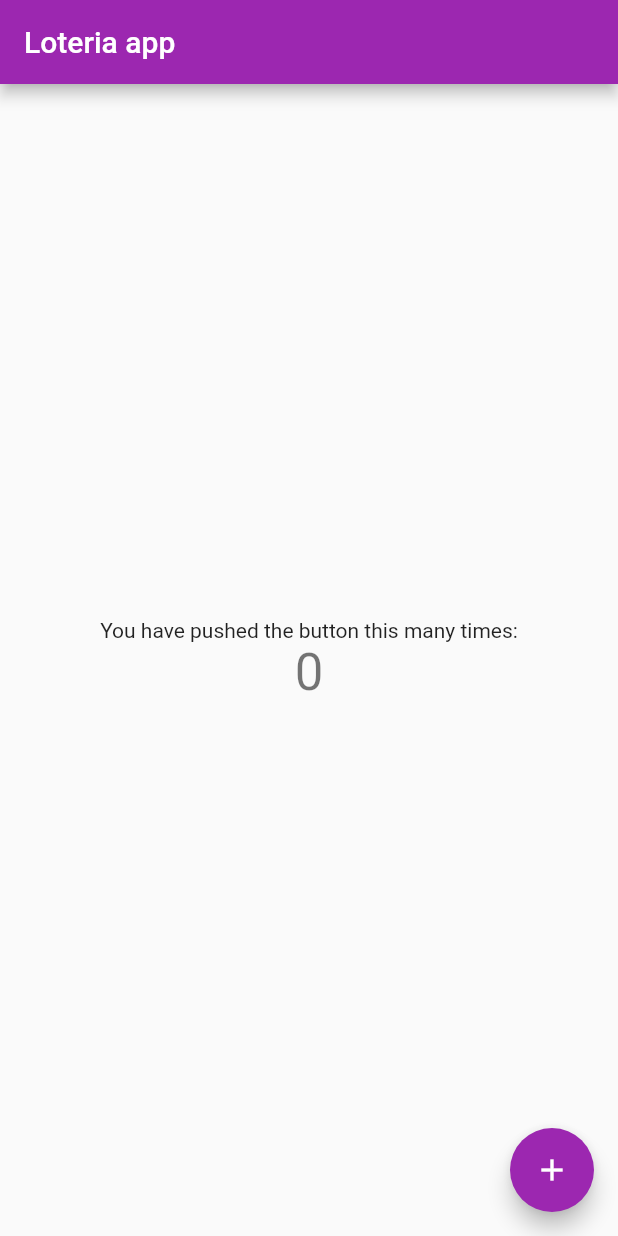
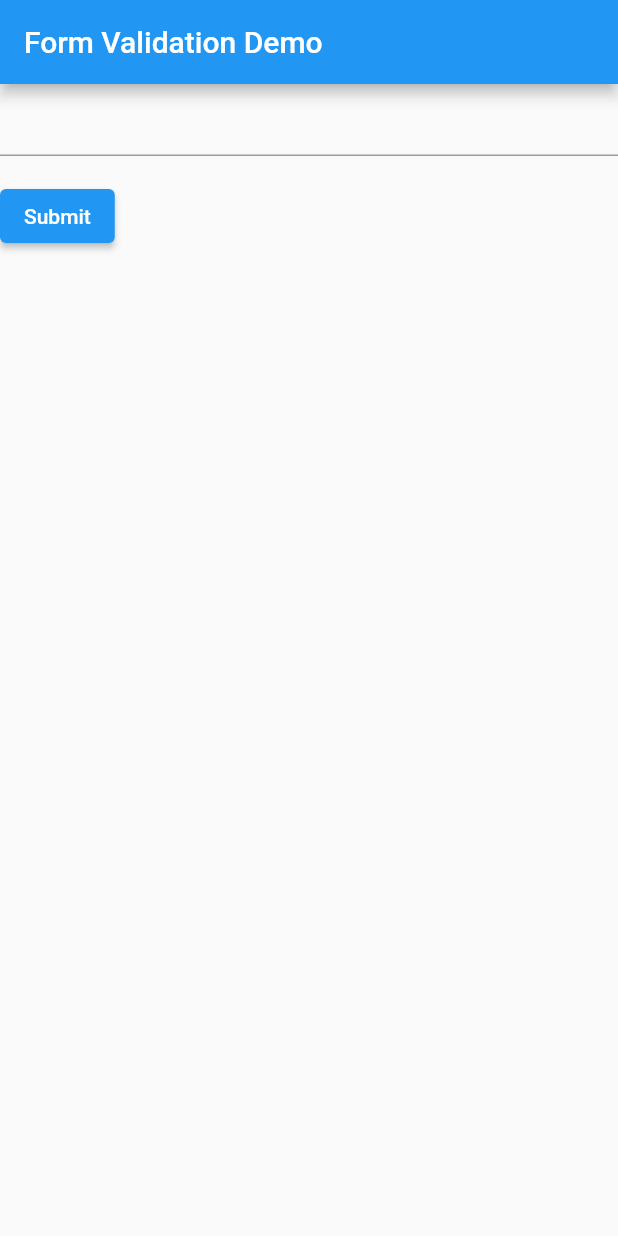
Before and after one commit to Raynou/Pruebas-con-flutter, a Flutter app: the screen it shows after launch, on a phone screen of 412 x 824 dp. Run offline on Flutter 3.47's test engine with Material 2 defaults, Android fonts, the phone set to English and light mode, and no system bars.

Commit message:
Prueba de form

```diff
--- a/my_first_flutter_app/lib/main.dart
+++ b/my_first_flutter_app/lib/main.dart
@@ -1,113 +1,76 @@
 import 'package:flutter/material.dart';
 
-void main() {
-  runApp(MyApp());
-}
+void main() => runApp(MyApp());
 
 class MyApp extends StatelessWidget {
-  // This widget is the root of your application.
   @override
   Widget build(BuildContext context) {
+    final appTitle = 'Form Validation Demo';
+
     return MaterialApp(
-      title: 'Flutter Demo',
-      theme: ThemeData(
-        // This is the theme of your application.
-        //
-        // Try running your application with "flutter run". You'll see the
-        // application has a blue toolbar. Then, without quitting the app, try
-        // changing the primarySwatch below to Colors.green and then invoke
-        // "hot reload" (press "r" in the console where you ran "flutter run",
-        // or simply save your changes to "hot reload" in a Flutter IDE).
-        // Notice that the counter didn't reset back to zero; the application
-        // is not restarted.
-        primarySwatch: Colors.purple,
+      title: appTitle,
+      home: Scaffold(
+        appBar: AppBar(
+          title: Text(appTitle),
+        ),
+        body: MyCustomForm(),
       ),
-      home: MyHomePage(title: 'Loteria app'), //Here are the title of the appbar
     );
   }
 }
 
-class MyHomePage extends StatefulWidget {
-  MyHomePage({Key key, this.title}) : super(key: key);
-
-  // This widget is the home page of your application. It is stateful, meaning
-  // that it has a State object (defined below) that contains fields that affect
-  // how it looks.
-
-  // This class is the configuration for the state. It holds the values (in this
-  // case the title) provided by the parent (in this case the App widget) and
-  // used by the build method of the State. Fields in a Widget subclass are
-  // always marked "final".
-
-  final String title;
-
+// Create a Form widget.
+class MyCustomForm extends StatefulWidget {
   @override
-  _MyHomePageState createState() => _MyHomePageState();
+  MyCustomFormState createState() {
+    return MyCustomFormState();
+  }
 }
 
-class _MyHomePageState extends State<MyHomePage> {
-  int _counter = 0;
-
-  void _incrementCounter() {
-    setState(() {
-      // This call to setState tells the Flutter framework that something has
-      // changed in this State, which causes it to rerun the build method below
-      // so that the display can reflect the updated values. If we changed
-      // _counter without calling setState(), then the build method would not be
-      // called again, and so nothing would appear to happen.
-      _counter++;
-    });
-  }
+// Create a corresponding State class.
+// This class holds data related to the form.
+class MyCustomFormState extends State<MyCustomForm> {
+  // Create a global key that uniquely identifies the Form widget
+  // and allows validation of the form.
+  //
+  // Note: This is a GlobalKey<FormState>,
+  // not a GlobalKey<MyCustomFormState>.
+  final _formKey = GlobalKey<FormState>();
 
   @override
   Widget build(BuildContext context) {
-    // This method is rerun every time setState is called, for instance as done
-    // by the _incrementCounter method above.
-    //
-    // The Flutter framework has been optimized to make rerunning build methods
-    // fast, so that you can just rebuild anything that needs updating rather
-    // than having to individually change instances of widgets.
-    return Scaffold(
-      appBar: AppBar(
-        // Here we take the value from the MyHomePage object that was created by
-        // the App.build method, and use it to set our appbar title.
-        title: Text(widget.title),
+    // Build a Form widget using the _formKey created above.
+    return Form(
+      key: _formKey,
+      child: Column(
+        crossAxisAlignment: CrossAxisAlignment.start,
+        children: <Widget>[
+          TextFormField(
+            // The validator receives the text that the user has entered.
+            validator: (value) {
+              if (value == null || value.isEmpty) {
+                return 'Please enter some text';
+              }
+              return null;
+            },
+          ),
+          Padding(
+            padding: const EdgeInsets.symmetric(vertical: 16.0),
+            child: ElevatedButton(
+              onPressed: () {
+                // Validate returns true if the form is valid, or false otherwise.
+                if (_formKey.currentState.validate()) {
+                  // If the form is valid, display a snackbar. In the real world,
+                  // you'd often call a server or save the information in a database.
+                  ScaffoldMessenger.of(context)
+                      .showSnackBar(SnackBar(content: Text('Processing Data')));
+                }
+              },
+              child: Text('Submit'),
+            ),
+          ),
+        ],
       ),
-      body: Center(
-        // Center is a layout widget. It takes a single child and positions it
-        // in the middle of the parent.
-        child: Column(
-          // Column is also a layout widget. It takes a list of children and
-          // arranges them vertically. By default, it sizes itself to fit its
-          // children horizontally, and tries to be as tall as its parent.
-          //
-          // Invoke "debug painting" (press "p" in the console, choose the
-          // "Toggle Debug Paint" action from the Flutter Inspector in Android
-          // Studio, or the "Toggle Debug Paint" command in Visual Studio Code)
-          // to see the wireframe for each widget.
-          //
-          // Column has various properties to control how it sizes itself and
-          // how it positions its children. Here we use mainAxisAlignment to
-          // center the children vertically; the main axis here is the vertical
-          // axis because Columns are vertical (the cross axis would be
-          // horizontal).
-          mainAxisAlignment: MainAxisAlignment.center,
-          children: <Widget>[
-            Text(
-              'You have pushed the button this many times:',
-            ),
-            Text(
-              '$_counter',
-              style: Theme.of(context).textTheme.headline4,
-            ),
-          ],
-        ),
-      ),
-      floatingActionButton: FloatingActionButton(
-        onPressed: _incrementCounter,
-        tooltip: 'Increment',
-        child: Icon(Icons.add),
-      ), // This trailing comma makes auto-formatting nicer for build methods.
     );
   }
 }
```
